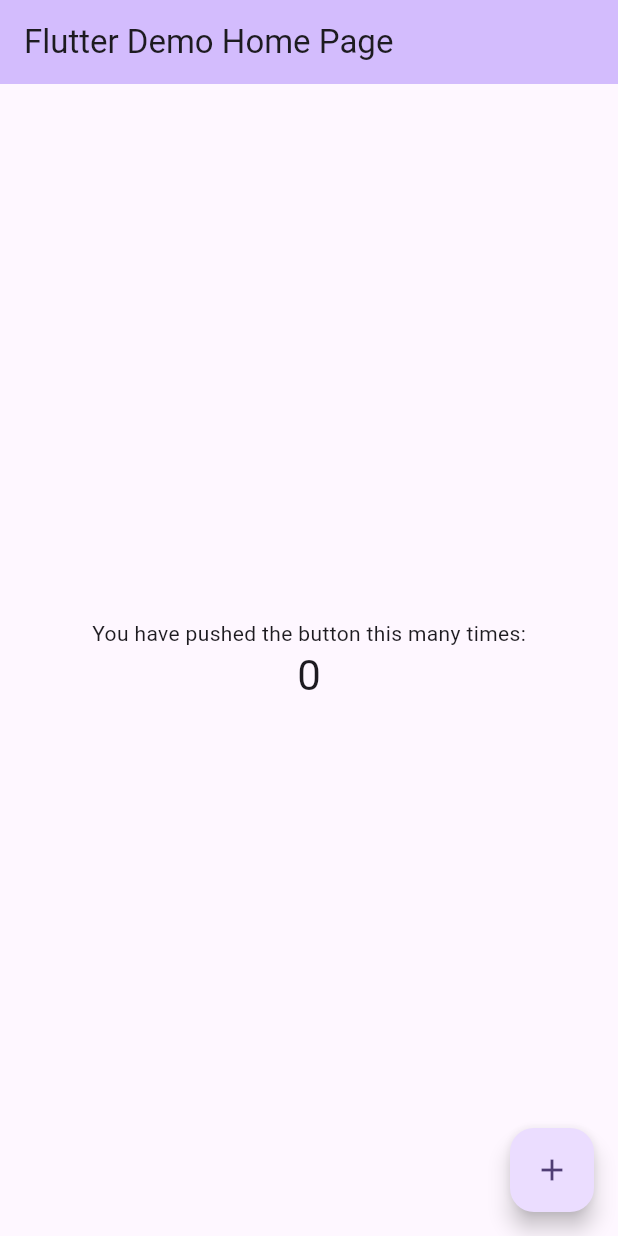
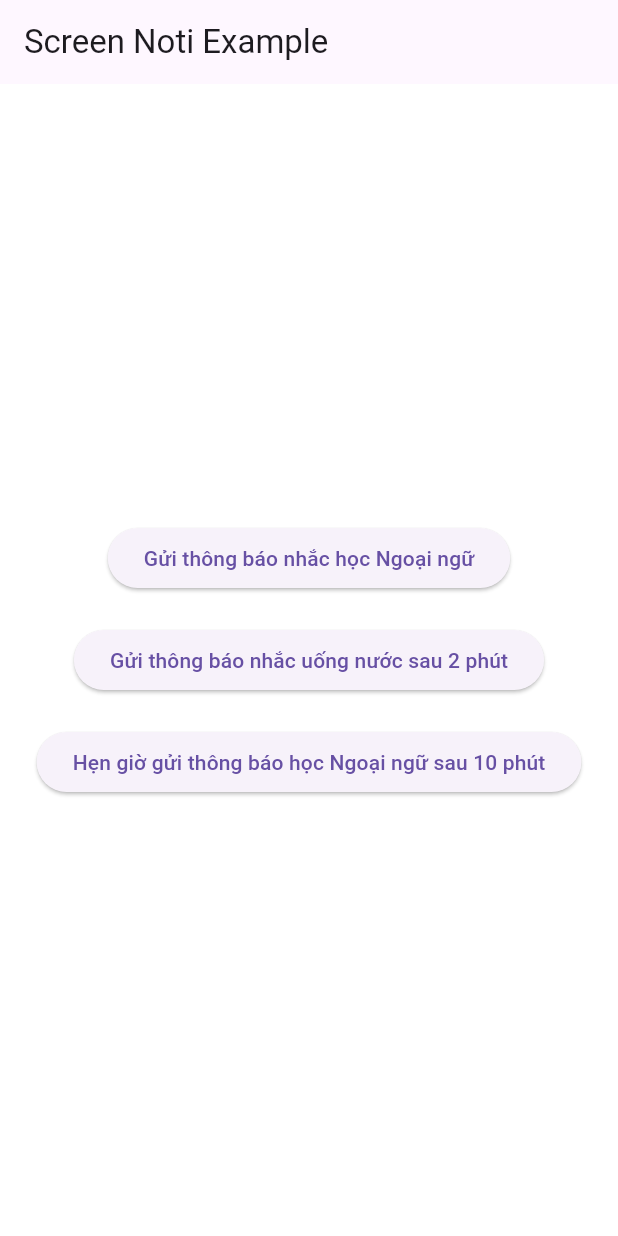
Before and after one commit to Johnyyd/LTDD, a Flutter app: the screen it shows after launch, on a phone screen of 412 x 824 dp. Run offline on Flutter 3.47's test engine with Material 3 defaults, Android fonts, the phone set to English and light mode, and no system bars; our stand-ins replace audioplayers, flutter_contacts, flutter_local_notifications, geolocator, google_maps_flutter, image_picker and 4 more; missing offline and left inert: another_telephony; accounts and stored records are empty.

Commit message:
feat: implement local notification service with permission handling and scheduling support (bai1)

```diff
--- /dev/null
+++ b/Buoi8/bai08_notificationvafile/lib/bttl/views/screen_noti_ex.dart
@@ -0,0 +1,48 @@
+import 'package:flutter/material.dart';
+import 'package:bai08_notificationvafile/bttl/services/bai1.dart';
+
+class ScreenNotiEx extends StatelessWidget {
+  const ScreenNotiEx({super.key});
+  @override
+  Widget build(BuildContext context) {
+    NotificationService notificatiosnservice = NotificationService();
+    notificatiosnservice.init();
+    return Scaffold(
+      appBar: AppBar(title: Text("Screen Noti Example")),
+      body: Center(
+        child: Column(
+          mainAxisAlignment: MainAxisAlignment.center,
+          children: [
+            //nut lenh len lich notification
+            ElevatedButton(
+              onPressed: () {
+                notificatiosnservice.showSimpleNotification();
+              },
+              child: Text("Gửi thông báo nhắc học Ngoại ngữ"),
+            ),
+            SizedBox(height: 20),
+            ElevatedButton(
+              onPressed: () {
+                notificatiosnservice.scheduleNotificationAfter(
+                  Duration(minutes: 2),
+                  'drink_water_channel',
+                  'Uống nước',
+                  'Nhắc uống nước đúng giờ',
+                );
+              },
+              child: Text("Gửi thông báo nhắc uống nước sau 2 phút"),
+            ),
+            SizedBox(height: 20),
+
+            ElevatedButton(
+              onPressed:
+                  () {}, //sinh viên tự viết code để đặt lịch gửi thông báo nhắc học Ngoại ngữ sau 10 phút
+
+              child: Text("Hẹn giờ gửi thông báo học Ngoại ngữ sau 10 phút"),
+            ),
+          ],
+        ),
+      ),
+    );
+  }
+}
--- a/Buoi8/bai08_notificationvafile/lib/main.dart
+++ b/Buoi8/bai08_notificationvafile/lib/main.dart
@@ -1,122 +1,25 @@
 import 'package:flutter/material.dart';
+import 'package:bai08_notificationvafile/bttl/services/bai1.dart';
+import 'package:bai08_notificationvafile/bttl/views/screen_noti_ex.dart';
 
-void main() {
-  runApp(const MyApp());
+void main() async {
+  WidgetsFlutterBinding.ensureInitialized();
+  final notificationService = NotificationService();
+  await notificationService.init();
+  runApp(MyApp());
 }
 
 class MyApp extends StatelessWidget {
   const MyApp({super.key});
 
-  // This widget is the root of your application.
   @override
   Widget build(BuildContext context) {
     return MaterialApp(
-      title: 'Flutter Demo',
+      debugShowCheckedModeBanner: false,
       theme: ThemeData(
-        // This is the theme of your application.
-        //
-        // TRY THIS: Try running your application with "flutter run". You'll see
-        // the application has a purple toolbar. Then, without quitting the app,
-        // try changing the seedColor in the colorScheme below to Colors.green
-        // and then invoke "hot reload" (save your changes or press the "hot
-        // reload" button in a Flutter-supported IDE, or press "r" if you used
-        // the command line to start the app).
-        //
-        // Notice that the counter didn't reset back to zero; the application
-        // state is not lost during the reload. To reset the state, use hot
-        // restart instead.
-        //
-        // This works for code too, not just values: Most code changes can be
-        // tested with just a hot reload.
-        colorScheme: .fromSeed(seedColor: Colors.deepPurple),
+        scaffoldBackgroundColor: Colors.white, // nền trắng toàn app
       ),
-      home: const MyHomePage(title: 'Flutter Demo Home Page'),
+      home: ScreenNotiEx(),
     );
   }
 }
-
-class MyHomePage extends StatefulWidget {
-  const MyHomePage({super.key, required this.title});
-
-  // This widget is the home page of your application. It is stateful, meaning
-  // that it has a State object (defined below) that contains fields that affect
-  // how it looks.
-
-  // This class is the configuration for the state. It holds the values (in this
-  // case the title) provided by the parent (in this case the App widget) and
-  // used by the build method of the State. Fields in a Widget subclass are
-  // always marked "final".
-
-  final String title;
-
-  @override
-  State<MyHomePage> createState() => _MyHomePageState();
-}
-
-class _MyHomePageState extends State<MyHomePage> {
-  int _counter = 0;
-
-  void _incrementCounter() {
-    setState(() {
-      // This call to setState tells the Flutter framework that something has
-      // changed in this State, which causes it to rerun the build method below
-      // so that the display can reflect the updated values. If we changed
-      // _counter without calling setState(), then the build method would not be
-      // called again, and so nothing would appear to happen.
-      _counter++;
-    });
-  }
-
-  @override
-  Widget build(BuildContext context) {
-    // This method is rerun every time setState is called, for instance as done
-    // by the _incrementCounter method above.
-    //
-    // The Flutter framework has been optimized to make rerunning build methods
-    // fast, so that you can just rebuild anything that needs updating rather
-    // than having to individually change instances of widgets.
-    return Scaffold(
-      appBar: AppBar(
-        // TRY THIS: Try changing the color here to a specific color (to
-        // Colors.amber, perhaps?) and trigger a hot reload to see the AppBar
-        // change color while the other colors stay the same.
-        backgroundColor: Theme.of(context).colorScheme.inversePrimary,
-        // Here we take the value from the MyHomePage object that was created by
-        // the App.build method, and use it to set our appbar title.
-        title: Text(widget.title),
-      ),
-      body: Center(
-        // Center is a layout widget. It takes a single child and positions it
-        // in the middle of the parent.
-        child: Column(
-          // Column is also a layout widget. It takes a list of children and
-          // arranges them vertically. By default, it sizes itself to fit its
-          // children horizontally, and tries to be as tall as its parent.
-          //
-          // Column has various properties to control how it sizes itself and
-          // how it positions its children. Here we use mainAxisAlignment to
-          // center the children vertically; the main axis here is the vertical
-          // axis because Columns are vertical (the cross axis would be
-          // horizontal).
-          //
-          // TRY THIS: Invoke "debug painting" (choose the "Toggle Debug Paint"
-          // action in the IDE, or press "p" in the console), to see the
-          // wireframe for each widget.
-          mainAxisAlignment: .center,
-          children: [
-            const Text('You have pushed the button this many times:'),
-            Text(
-              '$_counter',
-              style: Theme.of(context).textTheme.headlineMedium,
-            ),
-          ],
-        ),
-      ),
-      floatingActionButton: FloatingActionButton(
-        onPressed: _incrementCounter,
-        tooltip: 'Increment',
-        child: const Icon(Icons.add),
-      ),
-    );
-  }
-}
```
Also changed, not shown: Buoi8/bai08_notificationvafile/lib/bttl/services/bai1.dart (added, +110 -0 lines), Buoi8/bai08_notificationvafile/pubspec.yaml (+5 -2 lines), Buoi8/bai08_notificationvafile/pubspec.lock, 5 other files.
